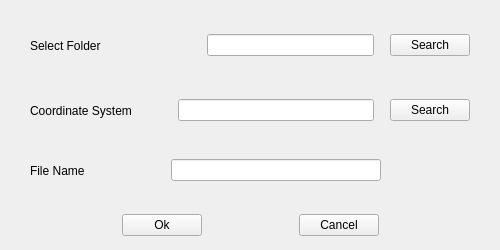
Old version of the form DbTools/cria_spatialite_dialog_base.ui in the repository dsgoficial/DsgTools.
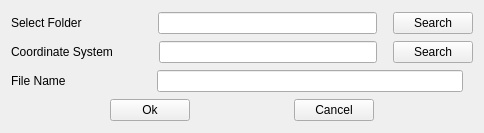
New version of the form.

```diff
--- a/DbTools/cria_spatialite_dialog_base.ui
+++ b/DbTools/cria_spatialite_dialog_base.ui
@@ -7,8 +7,8 @@
    <rect>
     <x>0</x>
     <y>0</y>
-    <width>500</width>
-    <height>250</height>
+    <width>484</width>
+    <height>133</height>
    </rect>
   </property>
   <property name="sizePolicy">
@@ -19,33 +19,26 @@
   </property>
   <property name="minimumSize">
    <size>
-    <width>500</width>
-    <height>250</height>
+    <width>0</width>
+    <height>0</height>
    </size>
   </property>
   <property name="maximumSize">
    <size>
-    <width>500</width>
-    <height>250</height>
+    <width>1000</width>
+    <height>1000</height>
    </size>
   </property>
   <property name="windowTitle">
    <string>Create Spatialite</string>
   </property>
-  <widget class="QWidget" name="horizontalLayoutWidget">
-   <property name="geometry">
-    <rect>
-     <x>30</x>
-     <y>20</y>
-     <width>440</width>
-     <height>51</height>
-    </rect>
-   </property>
+  <layout class="QGridLayout" name="gridLayout">
+   <item row="0" column="0">
    <layout class="QHBoxLayout" name="horizontalLayout">
     <item>
      <widget class="QLabel" name="label">
       <property name="text">
-       <string>Select Folder                        </string>
+        <string>Select Folder</string>
       </property>
      </widget>
     </item>
@@ -59,7 +52,7 @@
       </property>
       <property name="sizeHint" stdset="0">
        <size>
-        <width>20</width>
+         <width>70</width>
         <height>20</height>
        </size>
       </property>
@@ -92,16 +85,8 @@
      </widget>
     </item>
    </layout>
-  </widget>
-  <widget class="QWidget" name="horizontalLayoutWidget_2">
-   <property name="geometry">
-    <rect>
-     <x>30</x>
-     <y>90</y>
-     <width>440</width>
-     <height>41</height>
-    </rect>
-   </property>
+   </item>
+   <item row="1" column="0">
    <layout class="QHBoxLayout" name="horizontalLayout_2">
     <item>
      <widget class="QLabel" name="label_2">
@@ -153,16 +138,54 @@
      </widget>
     </item>
    </layout>
-  </widget>
-  <widget class="QWidget" name="horizontalLayoutWidget_4">
-   <property name="geometry">
-    <rect>
-     <x>30</x>
-     <y>210</y>
-     <width>441</width>
-     <height>31</height>
-    </rect>
-   </property>
+   </item>
+   <item row="2" column="0">
+    <layout class="QHBoxLayout" name="horizontalLayout_3">
+     <item>
+      <widget class="QLabel" name="label_3">
+       <property name="text">
+        <string>File Name</string>
+       </property>
+      </widget>
+     </item>
+     <item>
+      <spacer name="horizontalSpacer_8">
+       <property name="orientation">
+        <enum>Qt::Horizontal</enum>
+       </property>
+       <property name="sizeType">
+        <enum>QSizePolicy::Minimum</enum>
+       </property>
+       <property name="sizeHint" stdset="0">
+        <size>
+         <width>85</width>
+         <height>20</height>
+        </size>
+       </property>
+      </spacer>
+     </item>
+     <item>
+      <widget class="QLineEdit" name="nomeLineEdit"/>
+     </item>
+     <item>
+      <spacer name="horizontalSpacer_9">
+       <property name="orientation">
+        <enum>Qt::Horizontal</enum>
+       </property>
+       <property name="sizeType">
+        <enum>QSizePolicy::Minimum</enum>
+       </property>
+       <property name="sizeHint" stdset="0">
+        <size>
+         <width>10</width>
+         <height>20</height>
+        </size>
+       </property>
+      </spacer>
+     </item>
+    </layout>
+   </item>
+   <item row="3" column="0">
    <layout class="QHBoxLayout" name="horizontalLayout_4">
     <item>
      <spacer name="horizontalSpacer_4">
@@ -218,61 +241,8 @@
      </spacer>
     </item>
    </layout>
-  </widget>
-  <widget class="QWidget" name="horizontalLayoutWidget_3">
-   <property name="geometry">
-    <rect>
-     <x>30</x>
-     <y>150</y>
-     <width>361</width>
-     <height>41</height>
-    </rect>
-   </property>
-   <layout class="QHBoxLayout" name="horizontalLayout_3">
-    <item>
-     <widget class="QLabel" name="label_3">
-      <property name="text">
-       <string>File Name            </string>
-      </property>
-     </widget>
-    </item>
-    <item>
-     <spacer name="horizontalSpacer_8">
-      <property name="orientation">
-       <enum>Qt::Horizontal</enum>
-      </property>
-      <property name="sizeType">
-       <enum>QSizePolicy::Minimum</enum>
-      </property>
-      <property name="sizeHint" stdset="0">
-       <size>
-        <width>40</width>
-        <height>20</height>
-       </size>
-      </property>
-     </spacer>
-    </item>
-    <item>
-     <widget class="QLineEdit" name="nomeLineEdit"/>
-    </item>
-    <item>
-     <spacer name="horizontalSpacer_9">
-      <property name="orientation">
-       <enum>Qt::Horizontal</enum>
-      </property>
-      <property name="sizeType">
-       <enum>QSizePolicy::Minimum</enum>
-      </property>
-      <property name="sizeHint" stdset="0">
-       <size>
-        <width>10</width>
-        <height>20</height>
-       </size>
-      </property>
-     </spacer>
-    </item>
-   </layout>
-  </widget>
+   </item>
+  </layout>
  </widget>
  <resources/>
  <connections>
```
Lines whose indentation alone changed are shown as unchanged.
